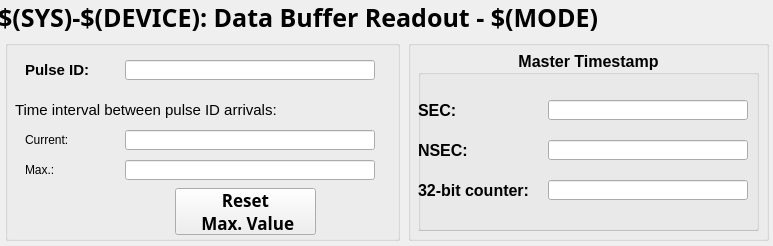
Qt form ui/G_TI_PULSEID.ui (paulscherrerinstitute/mrfioc2_regDev) before a commit.
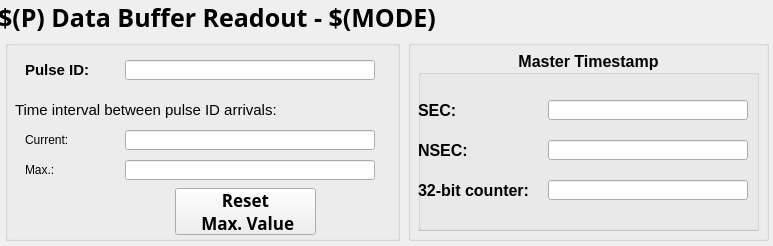
The same form after that commit. Custom widgets are drawn as their Qt base class.

What changed in the file:
```diff
--- a/ui/G_TI_PULSEID.ui
+++ b/ui/G_TI_PULSEID.ui
@@ -395,7 +395,7 @@
      <string notr="true"/>
     </property>
     <property name="text">
-     <string>$(SYS)-$(DEVICE): Data Buffer Readout - $(MODE)</string>
+     <string>$(P) Data Buffer Readout - $(MODE)</string>
     </property>
     <property name="alignment">
      <set>Qt::AlignLeading</set>
```
Left out of the diff: 14 changed lines with no effect on the pictures.
